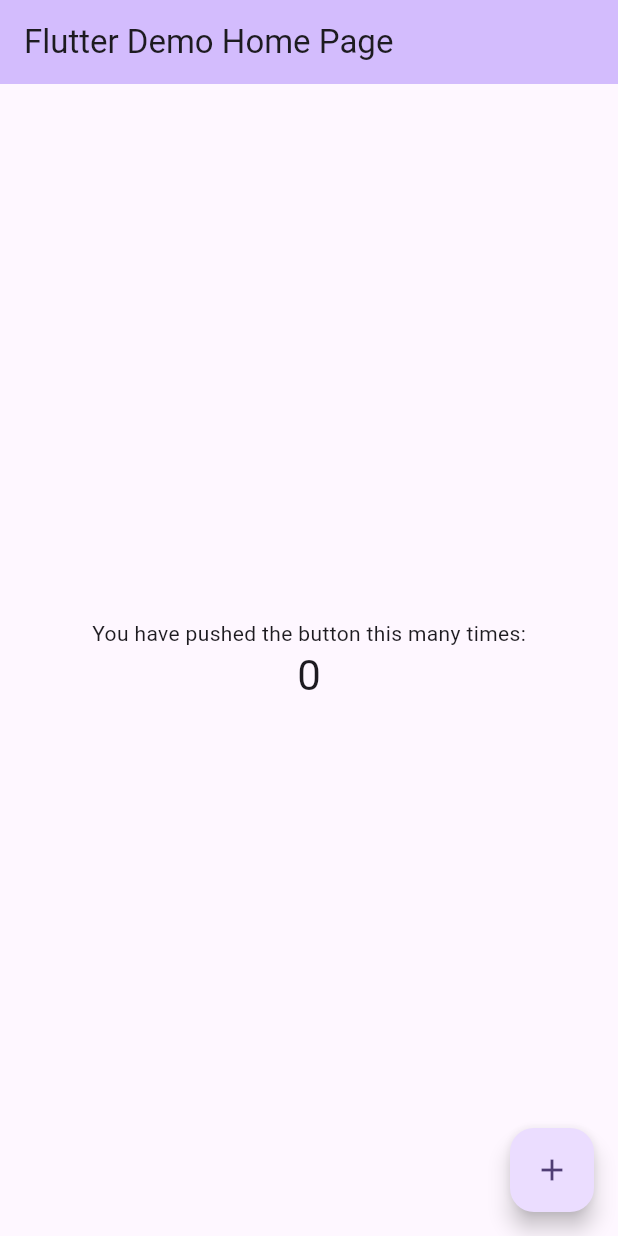
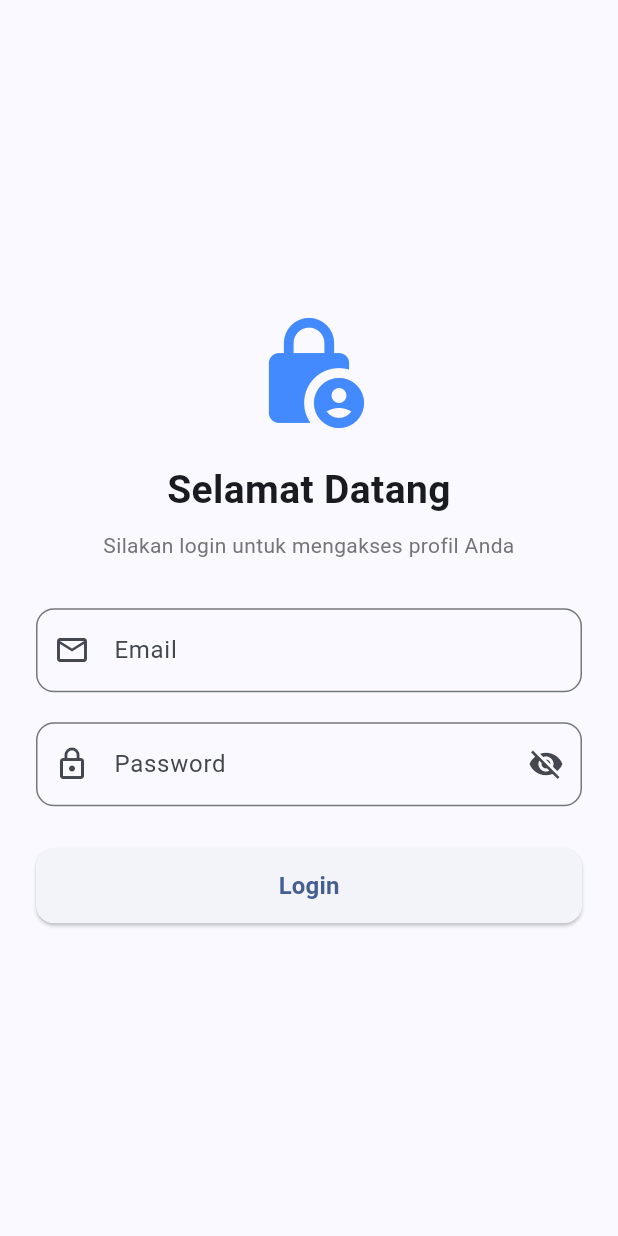
Before and after one commit to 1124160121-byte/uts-pml-1124160121, a Flutter app: the screen it shows after launch, on a phone screen of 412 x 824 dp. Run offline on Flutter 3.47's test engine with Material 3 defaults, Android fonts, the phone set to English and light mode, and no system bars; accounts and stored records are empty.

Commit message:
bagian A tahap 1: membuat  halaman login dengan validasi form, loading, dan pushReplacement

```diff
--- a/soal2_profil_app/lib/main.dart
+++ b/soal2_profil_app/lib/main.dart
@@ -1,4 +1,5 @@
 import 'package:flutter/material.dart';
+import 'screens/login_screen.dart';
 
 void main() {
   runApp(const MyApp());
@@ -7,116 +8,16 @@ void main() {
 class MyApp extends StatelessWidget {
   const MyApp({super.key});
 
-  // This widget is the root of your application.
   @override
   Widget build(BuildContext context) {
     return MaterialApp(
-      title: 'Flutter Demo',
+      title: 'Aplikasi Profil Pengguna',
+      debugShowCheckedModeBanner: false,
       theme: ThemeData(
-        // This is the theme of your application.
-        //
-        // TRY THIS: Try running your application with "flutter run". You'll see
-        // the application has a purple toolbar. Then, without quitting the app,
-        // try changing the seedColor in the colorScheme below to Colors.green
-        // and then invoke "hot reload" (save your changes or press the "hot
-        // reload" button in a Flutter-supported IDE, or press "r" if you used
-        // the command line to start the app).
-        //
-        // Notice that the counter didn't reset back to zero; the application
-        // state is not lost during the reload. To reset the state, use hot
-        // restart instead.
-        //
-        // This works for code too, not just values: Most code changes can be
-        // tested with just a hot reload.
-        colorScheme: .fromSeed(seedColor: Colors.deepPurple),
+        colorScheme: ColorScheme.fromSeed(seedColor: Colors.blueAccent),
+        useMaterial3: true,
       ),
-      home: const MyHomePage(title: 'Flutter Demo Home Page'),
+      home: const LoginScreen(),
     );
   }
 }
-
-class MyHomePage extends StatefulWidget {
-  const MyHomePage({super.key, required this.title});
-
-  // This widget is the home page of your application. It is stateful, meaning
-  // that it has a State object (defined below) that contains fields that affect
-  // how it looks.
-
-  // This class is the configuration for the state. It holds the values (in this
-  // case the title) provided by the parent (in this case the App widget) and
-  // used by the build method of the State. Fields in a Widget subclass are
-  // always marked "final".
-
-  final String title;
-
-  @override
-  State<MyHomePage> createState() => _MyHomePageState();
-}
-
-class _MyHomePageState extends State<MyHomePage> {
-  int _counter = 0;
-
-  void _incrementCounter() {
-    setState(() {
-      // This call to setState tells the Flutter framework that something has
-      // changed in this State, which causes it to rerun the build method below
-      // so that the display can reflect the updated values. If we changed
-      // _counter without calling setState(), then the build method would not be
-      // called again, and so nothing would appear to happen.
-      _counter++;
-    });
-  }
-
-  @override
-  Widget build(BuildContext context) {
-    // This method is rerun every time setState is called, for instance as done
-    // by the _incrementCounter method above.
-    //
-    // The Flutter framework has been optimized to make rerunning build methods
-    // fast, so that you can just rebuild anything that needs updating rather
-    // than having to individually change instances of widgets.
-    return Scaffold(
-      appBar: AppBar(
-        // TRY THIS: Try changing the color here to a specific color (to
-        // Colors.amber, perhaps?) and trigger a hot reload to see the AppBar
-        // change color while the other colors stay the same.
-        backgroundColor: Theme.of(context).colorScheme.inversePrimary,
-        // Here we take the value from the MyHomePage object that was created by
-        // the App.build method, and use it to set our appbar title.
-        title: Text(widget.title),
-      ),
-      body: Center(
-        // Center is a layout widget. It takes a single child and positions it
-        // in the middle of the parent.
-        child: Column(
-          // Column is also a layout widget. It takes a list of children and
-          // arranges them vertically. By default, it sizes itself to fit its
-          // children horizontally, and tries to be as tall as its parent.
-          //
-          // Column has various properties to control how it sizes itself and
-          // how it positions its children. Here we use mainAxisAlignment to
-          // center the children vertically; the main axis here is the vertical
-          // axis because Columns are vertical (the cross axis would be
-          // horizontal).
-          //
-          // TRY THIS: Invoke "debug painting" (choose the "Toggle Debug Paint"
-          // action in the IDE, or press "p" in the console), to see the
-          // wireframe for each widget.
-          mainAxisAlignment: .center,
-          children: [
-            const Text('You have pushed the button this many times:'),
-            Text(
-              '$_counter',
-              style: Theme.of(context).textTheme.headlineMedium,
-            ),
-          ],
-        ),
-      ),
-      floatingActionButton: FloatingActionButton(
-        onPressed: _incrementCounter,
-        tooltip: 'Increment',
-        child: const Icon(Icons.add),
-      ),
-    );
-  }
-}
--- /dev/null
+++ b/soal2_profil_app/lib/models/user_profile.dart
@@ -0,0 +1,15 @@
+class UserProfile {
+  String name;
+  String email;
+  String phone;
+  String bio;
+  String avatarUrl;
+
+  UserProfile({
+    required this.name,
+    required this.email,
+    required this.phone,
+    required this.bio,
+    this.avatarUrl = '',
+  });
+}
--- /dev/null
+++ b/soal2_profil_app/lib/screens/login_screen.dart
@@ -0,0 +1,193 @@
+import 'package:flutter/material.dart';
+import '../models/user_profile.dart';
+import 'profile_screen.dart';
+
+class LoginScreen extends StatefulWidget {
+  const LoginScreen({super.key});
+
+  @override
+  State<LoginScreen> createState() => _LoginScreenState();
+}
+
+class _LoginScreenState extends State<LoginScreen> {
+  final _formKey = GlobalKey<FormState>();
+  final _emailController = TextEditingController();
+  final _passwordController = TextEditingController();
+
+  bool _isLoading = false;
+  bool _obscurePassword = true;
+
+  @override
+  void dispose() {
+    _emailController.dispose();
+    _passwordController.dispose();
+    super.dispose();
+  }
+
+  void _login() async {
+    // 1. Validasi Form
+    if (!_formKey.currentState!.validate()) {
+      return;
+    }
+
+    // 2. Set State Loading
+    setState(() {
+      _isLoading = true;
+    });
+
+    // Simulasi request network/autentikasi
+    await Future.delayed(const Duration(seconds: 2));
+
+    if (!mounted) return;
+
+    setState(() {
+      _isLoading = false;
+    });
+
+    final defaultProfile = UserProfile(
+      name: 'John Doe',
+      email: _emailController.text.trim(),
+      phone: '081234567890',
+      bio: 'Mahasiswa Teknik Informatika yang antusias belajar Flutter.',
+    );
+
+    // 3. Navigasi menggunakan pushReplacement sesuai pola Materi 5
+    Navigator.pushReplacement(
+      context,
+      MaterialPageRoute(
+        builder: (context) => ProfileScreen(profile: defaultProfile),
+      ),
+    );
+  }
+
+  @override
+  Widget build(BuildContext context) {
+    return Scaffold(
+      body: SafeArea(
+        child: Center(
+          child: SingleChildScrollView(
+            padding: const EdgeInsets.symmetric(horizontal: 24.0, vertical: 16.0),
+            child: Form(
+              key: _formKey,
+              child: Column(
+                mainAxisAlignment: MainAxisAlignment.center,
+                crossAxisAlignment: CrossAxisAlignment.stretch,
+                children: [
+                  const Icon(
+                    Icons.lock_person_rounded,
+                    size: 80,
+                    color: Colors.blueAccent,
+                  ),
+                  const SizedBox(height: 20),
+                  const Text(
+                    'Selamat Datang',
+                    textAlign: TextAlign.center,
+                    style: TextStyle(
+                      fontSize: 26,
+                      fontWeight: FontWeight.bold,
+                    ),
+                  ),
+                  const SizedBox(height: 8),
+                  Text(
+                    'Silakan login untuk mengakses profil Anda',
+                    textAlign: TextAlign.center,
+                    style: TextStyle(
+                      fontSize: 14,
+                      color: Colors.grey[600],
+                    ),
+                  ),
+                  const SizedBox(height: 32),
+
+                  // Input Email
+                  TextFormField(
+                    controller: _emailController,
+                    keyboardType: TextInputType.emailAddress,
+                    decoration: InputDecoration(
+                      labelText: 'Email',
+                      hintText: 'nama@example.com',
+                      prefixIcon: const Icon(Icons.email_outlined),
+                      border: OutlineInputBorder(
+                        borderRadius: BorderRadius.circular(12),
+                      ),
+                    ),
+                    validator: (value) {
+                      if (value == null || value.trim().isEmpty) {
+                        return 'Email wajib diisi';
+                      }
+                      final emailRegex = RegExp(r'^[\w-\.]+@([\w-]+\.)+[\w-]{2,4}$');
+                      if (!emailRegex.hasMatch(value.trim())) {
+                        return 'Format email tidak valid';
+                      }
+                      return null;
+                    },
+                  ),
+                  const SizedBox(height: 20),
+
+                  // Input Password
+                  TextFormField(
+                    controller: _passwordController,
+                    obscureText: _obscurePassword,
+                    decoration: InputDecoration(
+                      labelText: 'Password',
+                      hintText: 'Minimal 6 karakter',
+                      prefixIcon: const Icon(Icons.lock_outline),
+                      suffixIcon: IconButton(
+                        icon: Icon(
+                          _obscurePassword ? Icons.visibility_off : Icons.visibility,
+                        ),
+                        onPressed: () {
+                          setState(() {
+                            _obscurePassword = !_obscurePassword;
+                          });
+                        },
+                      ),
+                      border: OutlineInputBorder(
+                        borderRadius: BorderRadius.circular(12),
+                      ),
+                    ),
+                    validator: (value) {
+                      if (value == null || value.isEmpty) {
+                        return 'Password wajib diisi';
+                      }
+                      if (value.length < 6) {
+                        return 'Password minimal 6 karakter';
+                      }
+                      return null;
+                    },
+                  ),
+                  const SizedBox(height: 28),
+
+                  // Tombol Login / Loading Indicator
+                  SizedBox(
+                    height: 50,
+                    child: ElevatedButton(
+                      style: ElevatedButton.styleFrom(
+                        shape: RoundedRectangleBorder(
+                          borderRadius: BorderRadius.circular(12),
+                        ),
+                      ),
+                      onPressed: _isLoading ? null : _login,
+                      child: _isLoading
+                          ? const SizedBox(
+                              width: 24,
+                              height: 24,
+                              child: CircularProgressIndicator(
+                                strokeWidth: 2.5,
+                                color: Colors.white,
+                              ),
+                            )
+                          : const Text(
+                              'Login',
+                              style: TextStyle(fontSize: 16, fontWeight: FontWeight.bold),
+                            ),
+                    ),
+                  ),
+                ],
+              ),
+            ),
+          ),
+        ),
+      ),
+    );
+  }
+}
```
Also changed, not shown: soal2_profil_app/lib/screens/profile_screen.dart (added, +55 -0 lines).
